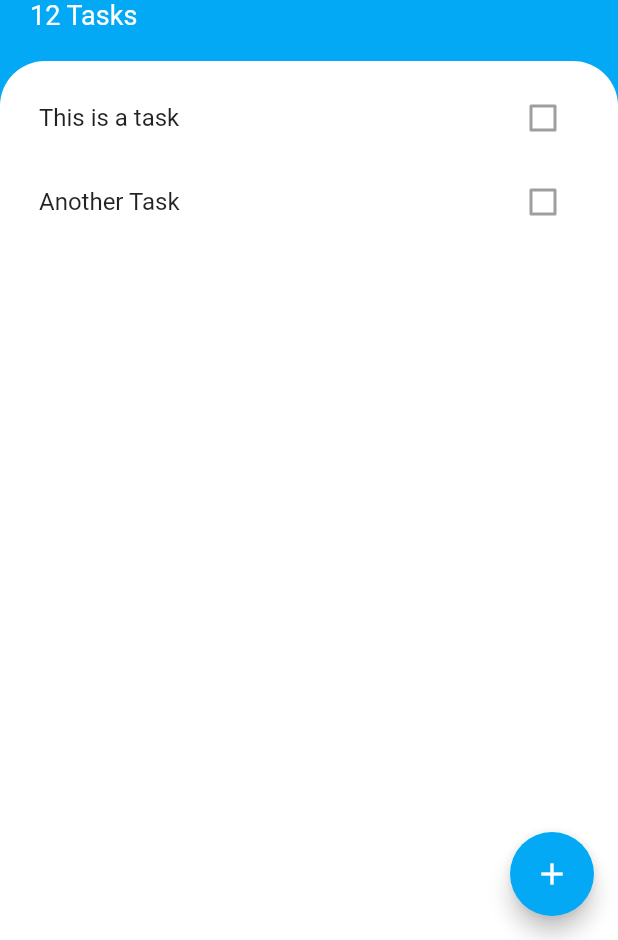
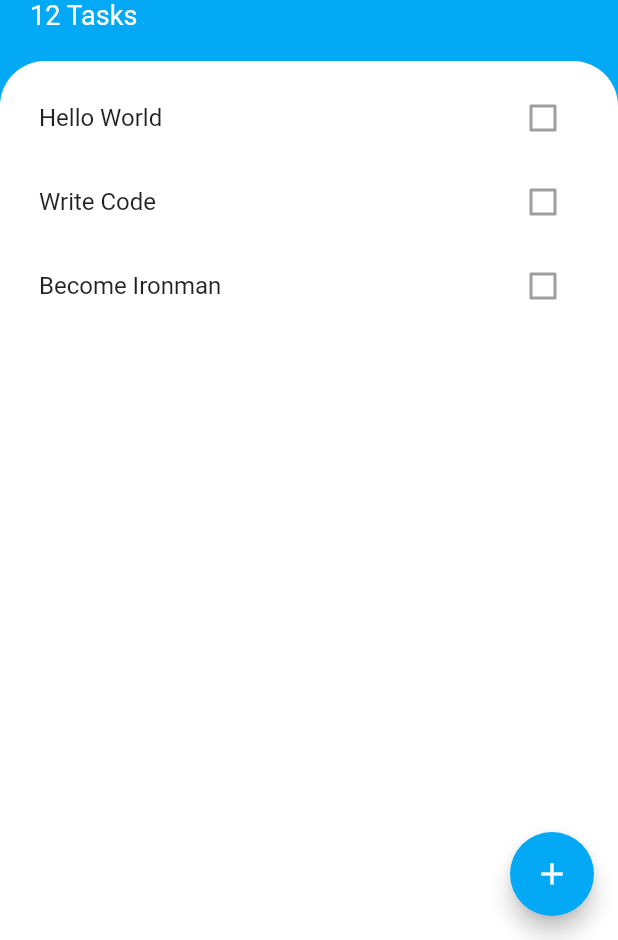
Before and after one commit to katratzi/todoey_flutter, a Flutter app: the screen it shows after launch, on a phone screen of 412 x 824 dp, the part 296-1236 px from its top. Run offline on Flutter 3.47's test engine with Material 2 defaults, Android fonts, the phone set to English and light mode, and no system bars.

Commit message:
refactor widgets into their own location

```diff
--- a/lib/screens/tasks_screen.dart
+++ b/lib/screens/tasks_screen.dart
@@ -1,4 +1,5 @@
 import 'package:flutter/material.dart';
+import 'package:todoey_flutter/widgets/tasks_list.dart';
 
 class TasksScreen extends StatelessWidget {
   @override
@@ -63,22 +64,7 @@ class TasksScreen extends StatelessWidget {
                 ),
               ),
               padding: EdgeInsets.symmetric(vertical: 10.0, horizontal: 10.0),
-              child: ListView(
-                children: <Widget>[
-                  ListTile(
-                    title: Text('This is a task'),
-                    trailing: Checkbox(
-                      value: false,
-                    ),
-                  ),
-                  ListTile(
-                    title: Text('Another Task'),
-                    trailing: Checkbox(
-                      value: false,
-                    ),
-                  ),
-                ],
-              ),
+              child: TasksList(),
             ),
           ),
         ],
--- /dev/null
+++ b/lib/widgets/tasks_list.dart
@@ -0,0 +1,15 @@
+import 'package:flutter/material.dart';
+import 'tasks_tile.dart';
+
+class TasksList extends StatelessWidget {
+  @override
+  Widget build(BuildContext context) {
+    return ListView(
+      children: <Widget>[
+        TasksTile(label: 'Hello World'),
+        TasksTile(label: 'Write Code'),
+        TasksTile(label: 'Become Ironman'),
+      ],
+    );
+  }
+}
--- /dev/null
+++ b/lib/widgets/tasks_tile.dart
@@ -0,0 +1,15 @@
+import 'package:flutter/material.dart';
+
+class TasksTile extends StatelessWidget {
+  String label;
+  TasksTile({this.label});
+  @override
+  Widget build(BuildContext context) {
+    return ListTile(
+      title: Text('$label'),
+      trailing: Checkbox(
+        value: false,
+      ),
+    );
+  }
+}
```
